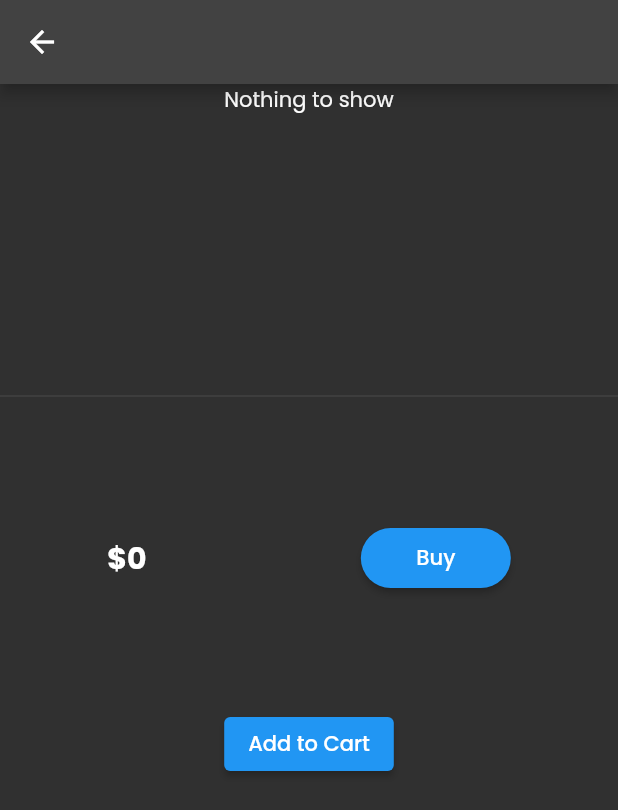
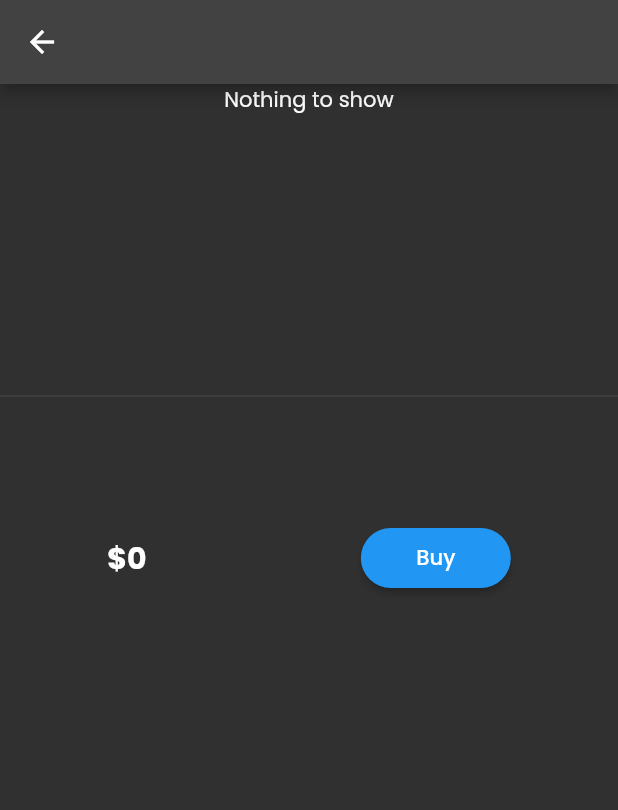
Before and after one commit to ridayislam402/E_Commerce_App_Flutter, a Flutter app: the CartPage screen opened by its route, on a phone screen of 412 x 824 dp. Shown: the top 810 px of the screen. Run offline on Flutter 3.47's test engine with Material 2 defaults, Android fonts, the phone set to English and light mode, and no system bars; drawn by our look-alikes of velocity_x; our stand-ins replace google_fonts; network calls fail.

Commit message:
vx_floating_done

```diff
--- a/lib/models/cart.dart
+++ b/lib/models/cart.dart
@@ -31,14 +31,7 @@ class CartModel{
   num get totalPrice=>items.fold(0, (total, current) => total+current.price);
 
   //add item
-  void add(Item item){
-    _itemIds.add(item.id);
-  }
 
-  //remove item
-  void remove(Item item){
-    _itemIds.remove(item.id);
-  }
 
 }
 
@@ -66,3 +59,13 @@ class AddMutation extends VxMutation<MyStore> {
     store.cart._itemIds.add(item.id);
   }
 }
+
+class RemoveMutation extends VxMutation<MyStore> {
+  final Item item;
+
+  RemoveMutation(this.item);
+  @override
+  perform() {
+    store.cart._itemIds.remove(item.id);
+  }
+}
--- a/lib/pages/cart_page.dart
+++ b/lib/pages/cart_page.dart
@@ -24,7 +24,7 @@ class CartPage extends StatelessWidget {
             ),
             Divider(),
             _CartTotal(),
-            test(),
+
           ],
         ),
       ),
@@ -45,12 +45,18 @@ class _CartTotal extends StatelessWidget {
         mainAxisAlignment: MainAxisAlignment.spaceAround,
         children: [
 
-          Text("\$${_cart.totalPrice}",style: TextStyle(
-            //color:Colors.black,
-              fontWeight: FontWeight.bold,
-              fontSize: 20
-          )
-          ),
+         VxConsumer(
+          mutations: {RemoveMutation}, notifications: {},
+           builder: (context, _) {
+           return  Text("\$${_cart.totalPrice}",style: TextStyle(
+             //color:Colors.black,
+               fontWeight: FontWeight.bold,
+               fontSize: 20
+           )
+           );
+
+         },
+            ),
           ElevatedButton(onPressed: () {
              ScaffoldMessenger.of(context).showSnackBar(SnackBar(content: Text('Buying Not Supported')));
           },
@@ -74,6 +80,7 @@ class _CartList extends StatelessWidget {
 
   @override
   Widget build(BuildContext context) {
+    VxState.listen(context, to: [RemoveMutation]);
     final CartModel _cart = (VxState.store as MyStore).cart;
     return _cart.items.isEmpty?Text("Nothing to show")
         :ListView.builder(
@@ -85,7 +92,8 @@ class _CartList extends StatelessWidget {
         trailing: IconButton(
           icon: Icon(Icons.remove_circle_outline),
           onPressed: (){
-            _cart.remove(_cart.items[index]);
+            RemoveMutation(_cart.items[index]);
+           // _cart.remove(_cart.items[index]);
            // setState((){});
           },
         ),
@@ -95,32 +103,3 @@ class _CartList extends StatelessWidget {
     );
   }
 }
-
-
-
-class test extends StatefulWidget {
-  const test({Key? key}) : super(key: key);
-
-  @override
-  State<test> createState() => _testState();
-}
-
-class _testState extends State<test> {
-  bool isadd=false;
-  @override
-  Widget build(BuildContext context) {
-    return ElevatedButton(onPressed: (){
-
-      isadd=true;
-      print(isadd);
-
-      //print(widget.catalog);
-      setState(() {});
-
-
-    },
-      child:isadd?Icon(Icons.done): Text('Add to Cart'),
-
-    );
-  }
-}
```
Also changed, not shown: lib/pages/home_page.dart (+16 -5 lines), lib/widgets/add_to_cart.dart (+9 -2 lines).
